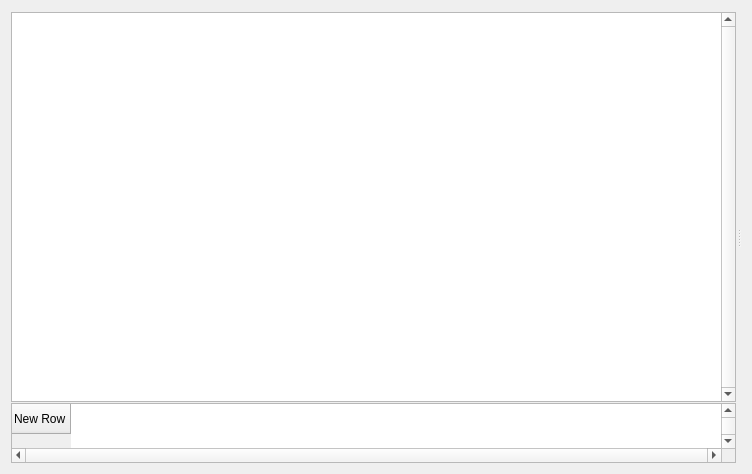
End1-1/FlashCards, file c5grid.ui: the form before one commit.
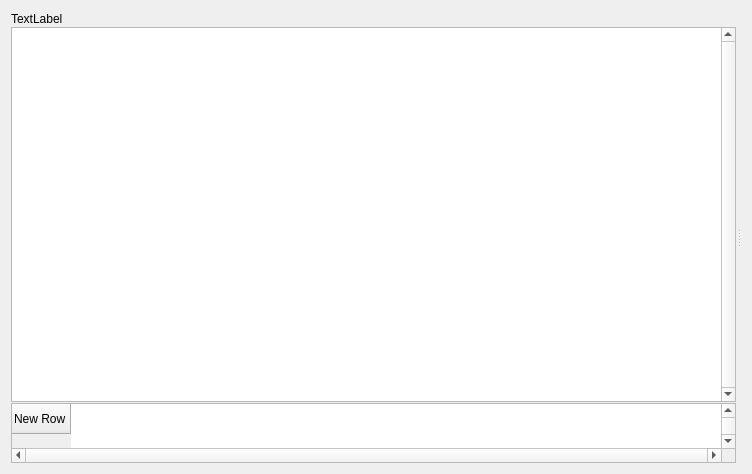
The form after the commit. Custom widgets are drawn as their Qt base class.

```diff
--- a/c5grid.ui
+++ b/c5grid.ui
@@ -64,6 +64,16 @@
          </layout>
         </widget>
        </item>
+       <item>
+        <layout class="QGridLayout" name="grFilter"/>
+       </item>
+       <item>
+        <widget class="QLabel" name="lbFilter">
+         <property name="text">
+          <string>TextLabel</string>
+         </property>
+        </widget>
+       </item>
        <item>
         <widget class="C5TableView" name="tblView">
          <property name="contextMenuPolicy">
```
